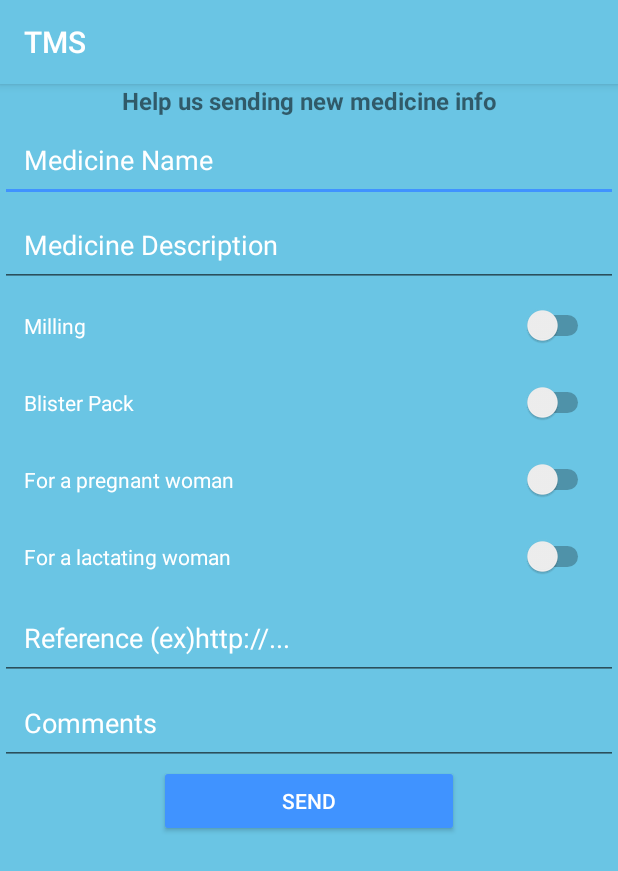
After one commit to saeko0032/TMSApplication, an Android app: the ShareInfoActivity screen opened directly, with no data from a screen before it, on a phone screen of 412 x 824 dp. The commit adds this screen. Shown: the top 871 px of the screen. Run offline under Robolectric (Android 15) with nearby library versions, the phone set to English and light mode, and no system bars.

Commit message:
make shareinfo layout

```diff
--- a/app/src/main/AndroidManifest.xml
+++ b/app/src/main/AndroidManifest.xml
@@ -25,6 +25,7 @@
         </activity>
         <activity android:name=".favorite.FavoriteActivity">
         </activity>
+        <activity android:name=".detail.ShareInfoActivity"></activity>
     </application>
 
 </manifest>
--- /dev/null
+++ b/app/src/main/java/com/example/fukuisaeko/tmsapplication/detail/ShareInfoActivity.java
@@ -0,0 +1,19 @@
+package com.example.fukuisaeko.tmsapplication.detail;
+
+import android.os.Bundle;
+import android.support.annotation.Nullable;
+import android.support.v7.app.AppCompatActivity;
+
+import com.example.fukuisaeko.tmsapplication.R;
+
+/**
+ * Created by saeko on 9/14/2017.
+ */
+
+public class ShareInfoActivity extends AppCompatActivity {
+    @Override
+    protected void onCreate(@Nullable Bundle savedInstanceState) {
+        super.onCreate(savedInstanceState);
+        setContentView(R.layout.activity_shareinfo);
+    }
+}
--- a/app/src/main/java/com/example/fukuisaeko/tmsapplication/list/MainActivity.java
+++ b/app/src/main/java/com/example/fukuisaeko/tmsapplication/list/MainActivity.java
@@ -24,6 +24,7 @@ import android.widget.Toast;
 
 import com.example.fukuisaeko.tmsapplication.Medicine;
 import com.example.fukuisaeko.tmsapplication.R;
+import com.example.fukuisaeko.tmsapplication.detail.ShareInfoActivity;
 import com.example.fukuisaeko.tmsapplication.favorite.FavoriteActivity;
 import com.google.firebase.database.ChildEventListener;
 import com.google.firebase.database.DataSnapshot;
@@ -266,7 +267,8 @@ public class MainActivity extends AppCompatActivity {
                     startActivity(i);
                     return true;
                 case R.id.navigation_notifications:
-                    //    mTextMessage.setText(R.string.title_share);
+                    Intent intent = new Intent(MainActivity.this, ShareInfoActivity.class);
+                    startActivity(intent);
                     return true;
             }
             return false;
--- /dev/null
+++ b/app/src/main/res/layout/activity_shareinfo.xml
@@ -0,0 +1,99 @@
+<?xml version="1.0" encoding="utf-8"?>
+<LinearLayout xmlns:android="http://schemas.android.com/apk/res/android"
+    android:orientation="vertical"
+    android:background="#6AC5E4"
+    android:layout_width="match_parent"
+    android:layout_height="match_parent">
+    <ScrollView
+        android:layout_width="match_parent"
+        android:layout_height="wrap_content">
+
+        <TextView
+            android:id="@+id/textView2"
+            android:layout_width="match_parent"
+            android:layout_height="wrap_content"
+            android:gravity="center_horizontal"
+            android:textStyle="bold"
+            android:textSize="16dp"
+            android:text="Help us sending new medicine info" />
+    </ScrollView>
+
+    <EditText
+        android:id="@+id/medicine_name_edit"
+        android:layout_width="match_parent"
+        android:layout_height="wrap_content"
+        android:ems="10"
+        android:inputType="textPersonName"
+        android:hint="Medicine Name"
+        android:padding="@dimen/activity_horizontal_margin"
+        android:textColorHint="#FFFFFF"/>
+
+    <EditText
+        android:id="@+id/medicine_description_edit"
+        android:layout_width="match_parent"
+        android:layout_height="wrap_content"
+        android:ems="10"
+        android:inputType="textPersonName"
+        android:hint="Medicine Description"
+        android:padding="@dimen/activity_horizontal_margin"
+        android:textColorHint="#FFFFFF"/>
+
+    <Switch
+        android:id="@+id/isMilling"
+        android:layout_width="match_parent"
+        android:layout_height="wrap_content"
+        android:text="Milling"
+        android:padding="@dimen/activity_horizontal_margin"
+        android:textColor="#FFFFFF"/>
+
+    <Switch
+        android:id="@+id/isBlister"
+        android:layout_width="match_parent"
+        android:layout_height="wrap_content"
+        android:text="Blister Pack"
+        android:padding="@dimen/activity_horizontal_margin"
+        android:textColor="#FFFFFF"/>
+
+    <Switch
+        android:id="@+id/isForPregnant"
+        android:layout_width="match_parent"
+        android:layout_height="wrap_content"
+        android:text="For a pregnant woman"
+        android:padding="@dimen/activity_horizontal_margin"
+        android:textColor="#FFFFFF"/>
+
+    <Switch
+        android:id="@+id/isForLactating"
+        android:layout_width="match_parent"
+        android:layout_height="wrap_content"
+        android:text="For a lactating woman"
+        android:padding="@dimen/activity_horizontal_margin"
+        android:textColor="#FFFFFF"/>
+
+    <EditText
+        android:id="@+id/medicine_reference_edit"
+        android:layout_width="match_parent"
+        android:layout_height="wrap_content"
+        android:ems="10"
+        android:inputType="textPersonName"
+        android:hint="Reference (ex)http://..."
+        android:padding="@dimen/activity_horizontal_margin"
+        android:textColorHint="#FFFFFF"/>
+
+    <EditText
+        android:id="@+id/medicine_comments_edit"
+        android:layout_width="match_parent"
+        android:layout_height="wrap_content"
+        android:hint="Comments"
+        android:padding="@dimen/activity_horizontal_margin"
+        android:textColorHint="#FFFFFF"/>
+
+    <Button
+        android:id="@+id/send_info_btn"
+        android:layout_gravity="center_horizontal"
+        android:layout_width="200dp"
+        android:layout_height="wrap_content"
+        android:text="Send"
+        style="@style/Widget.AppCompat.Button.Colored" />
+
+</LinearLayout>
```
